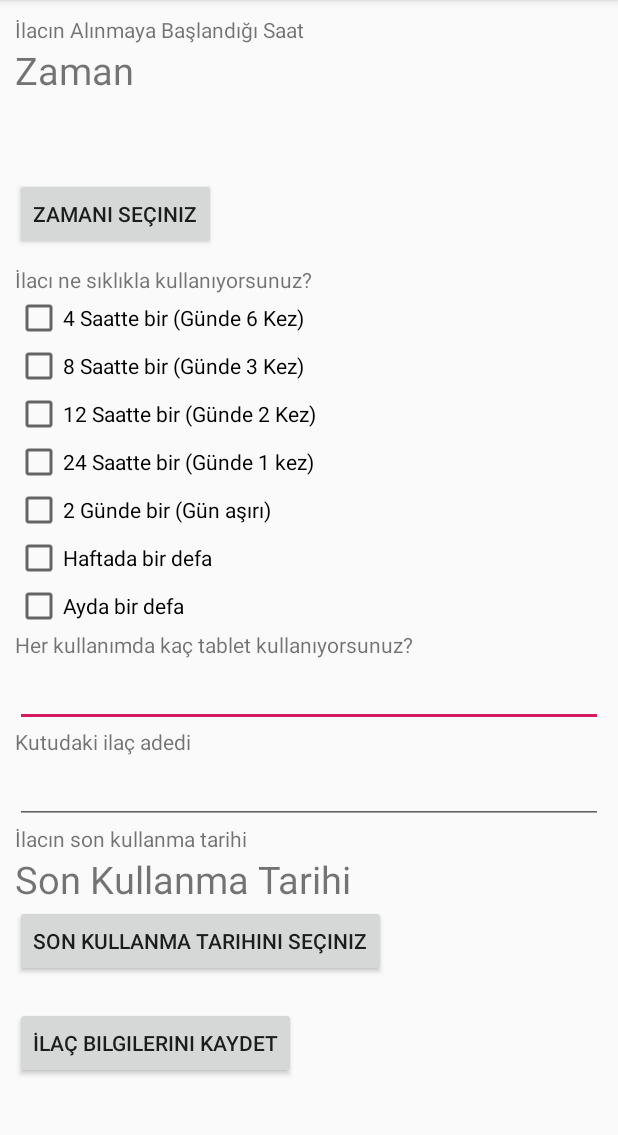
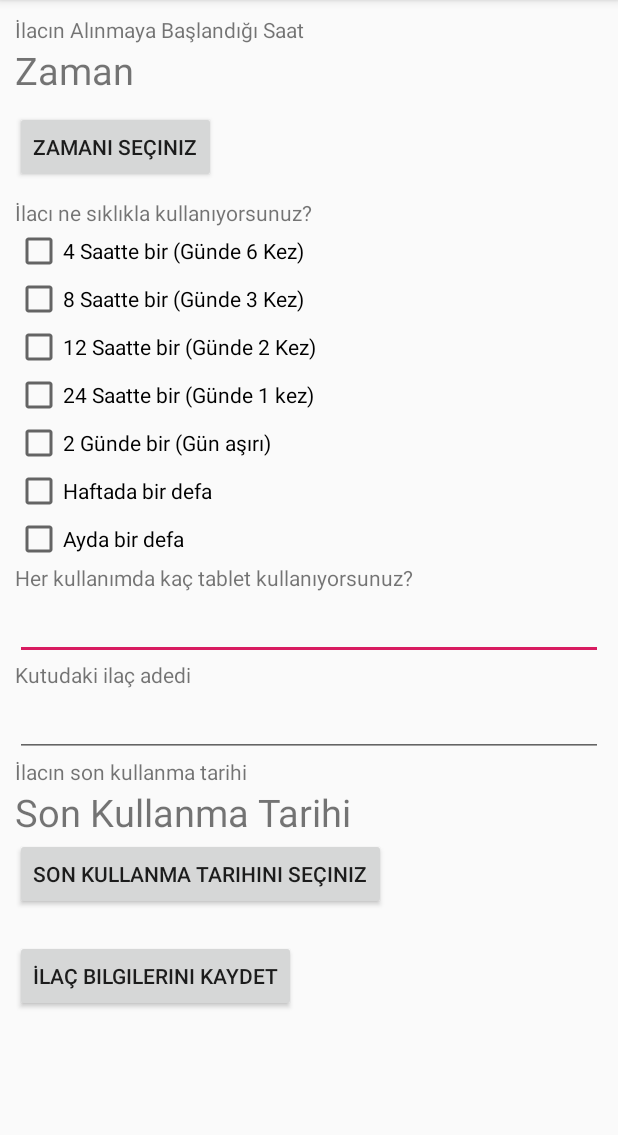
Before and after one commit to gamzef/projectggg1001, an Android app: the MedspeichernActivity2 screen opened directly, with no data from a screen before it, on a phone screen of 412 x 824 dp, the part 84-1219 px from its top. Run offline under Robolectric (Android 15) with nearby library versions, the phone set to English and light mode, and no system bars; our stand-ins replace Firebase (no records; nobody signed in at launch, a user with empty details on screens opened directly); 1 statement that could not run was skipped.

```diff
--- a/app/src/main/java/com/example/projectggg1001/ArztterminActivity2.java
+++ b/app/src/main/java/com/example/projectggg1001/ArztterminActivity2.java
@@ -104,7 +104,6 @@ public class ArztterminActivity2 extends AppCompatActivity implements TimePicker
                             Intent intent23 = new Intent(ArztterminActivity2.this,MainActivity.class);
                             intent23.addFlags(Intent.FLAG_ACTIVITY_CLEAR_TOP);
                             startActivity(intent23);
-                            startAlert();
                         }
                     }).addOnFailureListener(new OnFailureListener() {
                         @Override
@@ -136,13 +135,5 @@ public class ArztterminActivity2 extends AppCompatActivity implements TimePicker
 
     }
 
-    public void startAlert(){
-
-        AlarmManager alarmManager = (AlarmManager) getSystemService(ALARM_SERVICE);
-        Intent intent = new Intent(this,MyReceiver.class);
-       // PendingIntent pendingIntent = PendingIntent.getBroadcast(this, REQUEST_CODE, intent, PendingIntent.FLAG_UPDATE_CURRENT);
-        //alarmManager.set(AlarmManager.ELAPSED_REALTIME_WAKEUP,);
-    }
-
 
 }
--- a/app/src/main/java/com/example/projectggg1001/MedspeichernActivity2.java
+++ b/app/src/main/java/com/example/projectggg1001/MedspeichernActivity2.java
@@ -2,6 +2,7 @@ package com.example.projectggg1001;
 
 import androidx.annotation.NonNull;
 import androidx.appcompat.app.AppCompatActivity;
+import androidx.core.app.NotificationCompat;
 import androidx.fragment.app.DialogFragment;
 
 import android.app.AlarmManager;
@@ -72,7 +73,7 @@ public class MedspeichernActivity2 extends AppCompatActivity implements TimePick
     private int hourofday1;
     private int minute1;
     int minutes;
-    private String zeit;
+    private String alarmid;
     private CheckBox checkBox1;
     private CheckBox checkBox2;
     private CheckBox checkBox3;
@@ -91,14 +92,6 @@ public class MedspeichernActivity2 extends AppCompatActivity implements TimePick
 
         firebaseFirestore = FirebaseFirestore.getInstance();
         et_medikamenteinfo1 = (TextView) findViewById(R.id.et_medikamenteinfo1tv);    //ZEİT
-        et_medikamenteinfo2tv = (TextView) findViewById(R.id.et_medikamenteinfo2tv);  //ZEİT
-        et_medikamenteinfo3tv = (TextView) findViewById(R.id.et_medikamenteinfo3tv);  //ZEİT
-        et_medikamenteinfo4tv = (TextView) findViewById(R.id.et_medikamenteinfo4tv);  //ZEİT
-        et_medikamenteinfo5tv = (TextView) findViewById(R.id.et_medikamenteinfo5tv);  //ZEİT
-        et_medikamenteinfo6tv = (TextView) findViewById(R.id.et_medikamenteinfo6tv);  //ZEİT
-        et_medikamenteinfo7tv = (TextView) findViewById(R.id.et_medikamenteinfo7tv);
-        et_medikamenteinfo8tv = (TextView) findViewById(R.id.et_medikamenteinfo8tv);
-        et_medikamenteinfo9tv = (TextView) findViewById(R.id.et_medikamenteinfo9tv);
         et_medikamenteinfo2 = (TextView) findViewById(R.id.et_medikamenteinfo2);    //DATUM
         et_medikamenteinfo3 = (EditText) findViewById(R.id.et_medikamenteinfo3);    //DOSİS
         et_medikamenteinfo4 = (EditText) findViewById(R.id.et_medikamenteinfo4);    //LAGER
@@ -111,6 +104,9 @@ public class MedspeichernActivity2 extends AppCompatActivity implements TimePick
         checkBox5 = (CheckBox) findViewById(R.id.checkbox5);
         checkBox6 = (CheckBox) findViewById(R.id.checkbox6);
         checkBox7 = (CheckBox) findViewById(R.id.checkbox7);
+
+        //alarm id'si alınır
+        alarmid = getIntent().getExtras().getString("alarmid");
 
         //önceki intentten ilaç ismi alınır.
         Intent intent = getIntent();
@@ -410,6 +406,7 @@ public class MedspeichernActivity2 extends AppCompatActivity implements TimePick
 
             NotificationManager notificationManager = getSystemService(NotificationManager.class);
             notificationManager.createNotificationChannel(channel);
+
         }
     }
 
--- a/app/src/main/java/com/example/projectggg1001/MyReceiver.java
+++ b/app/src/main/java/com/example/projectggg1001/MyReceiver.java
@@ -1,6 +1,6 @@
 package com.example.projectggg1001;
 
-import android.app.NotificationManager;
+import android.app.PendingIntent;
 import android.content.BroadcastReceiver;
 import android.content.Context;
 import android.content.Intent;
@@ -9,6 +9,7 @@ import android.provider.Settings;
 
 import androidx.core.app.NotificationCompat;
 import androidx.core.app.NotificationManagerCompat;
+import androidx.core.app.TaskStackBuilder;
 
 
 public class MyReceiver extends BroadcastReceiver {
@@ -19,14 +20,29 @@ public class MyReceiver extends BroadcastReceiver {
         MediaPlayer mediaPlayer = MediaPlayer.create(context, Settings.System.DEFAULT_RINGTONE_URI);
         mediaPlayer.start();
 
+
         //Notification oluşturmak için
         NotificationCompat.Builder builder = new NotificationCompat.Builder(context,"ilachatırlatma")
                 .setSmallIcon(R.drawable.bell)
                 .setContentTitle("İlacını Kullanmalısın")
-                .setPriority(NotificationCompat.PRIORITY_DEFAULT);
+                .setContentText("Alarmı durdurmak için tıklayınız.")
+                .setPriority(NotificationCompat.PRIORITY_DEFAULT)
+                .setAutoCancel(true);
+        Intent i = new Intent();
+        i.setClassName("com.example.projectggg1001","com.example.projectggg1001.MainActivity");
+        i.setFlags(Intent.FLAG_ACTIVITY_NEW_TASK);
+        i.putExtra("alarmid","123");
+        context.startActivity(i);
+        TaskStackBuilder stackBuilder = TaskStackBuilder.create(context);
+        stackBuilder.addParentStack(MainActivity.class);
+
+        stackBuilder.addNextIntent(i);
+        PendingIntent resultPendingIntent = stackBuilder.getPendingIntent(0, PendingIntent.FLAG_UPDATE_CURRENT);
+        builder.setContentIntent(resultPendingIntent);
 
         NotificationManagerCompat notificationManagerCompat = NotificationManagerCompat.from(context);
+        notificationManagerCompat.notify(0, builder.build());
 
-        notificationManagerCompat.notify(200, builder.build());
+
     }
 }
--- a/app/src/main/res/layout/content_medspeichern2.xml
+++ b/app/src/main/res/layout/content_medspeichern2.xml
@@ -34,71 +34,9 @@
                 android:textSize="25dp"
                 android:layout_marginBottom="10dp">
             </TextView>
-            <TextView
-                android:layout_width="wrap_content"
-                android:layout_height="wrap_content"
-                android:id="@+id/et_medikamenteinfo2tv"
-                android:textSize="25dp"
-                android:layout_marginBottom="10dp">
-
-            </TextView>
-            <TextView
-                android:layout_width="wrap_content"
-                android:layout_height="wrap_content"
-                android:id="@+id/et_medikamenteinfo3tv"
-                android:textSize="25dp"
-                android:layout_marginBottom="10dp">
-            </TextView>
-            <TextView
-                android:layout_width="wrap_content"
-                android:layout_height="wrap_content"
-                android:id="@+id/et_medikamenteinfo4tv"
-                android:textSize="25dp"
-                android:layout_marginBottom="10dp">
-            </TextView>
-            <TextView
-                android:layout_width="wrap_content"
-                android:layout_height="wrap_content"
-                android:id="@+id/et_medikamenteinfo5tv"
-                android:textSize="25dp"
-                android:layout_marginBottom="10dp">
-            </TextView>
 
         </LinearLayout>
 
-        <LinearLayout
-            android:layout_width="wrap_content"
-            android:layout_height="wrap_content"
-            android:orientation="horizontal">
-            <TextView
-                android:layout_width="wrap_content"
-                android:layout_height="wrap_content"
-                android:id="@+id/et_medikamenteinfo6tv"
-                android:textSize="25dp"
-                android:layout_marginBottom="10dp">
-            </TextView>
-            <TextView
-                android:layout_width="wrap_content"
-                android:layout_height="wrap_content"
-                android:id="@+id/et_medikamenteinfo7tv"
-                android:textSize="25dp"
-                android:layout_marginBottom="10dp">
-            </TextView>
-            <TextView
-                android:layout_width="wrap_content"
-                android:layout_height="wrap_content"
-                android:id="@+id/et_medikamenteinfo8tv"
-                android:textSize="25dp"
-                android:layout_marginBottom="10dp">
-            </TextView>
-            <TextView
-                android:layout_width="wrap_content"
-                android:layout_height="wrap_content"
-                android:id="@+id/et_medikamenteinfo9tv"
-                android:textSize="25dp"
-                android:layout_marginBottom="10dp">
-            </TextView>
-        </LinearLayout>
         <Button
             android:layout_width="wrap_content"
             android:layout_height="wrap_content"
```
